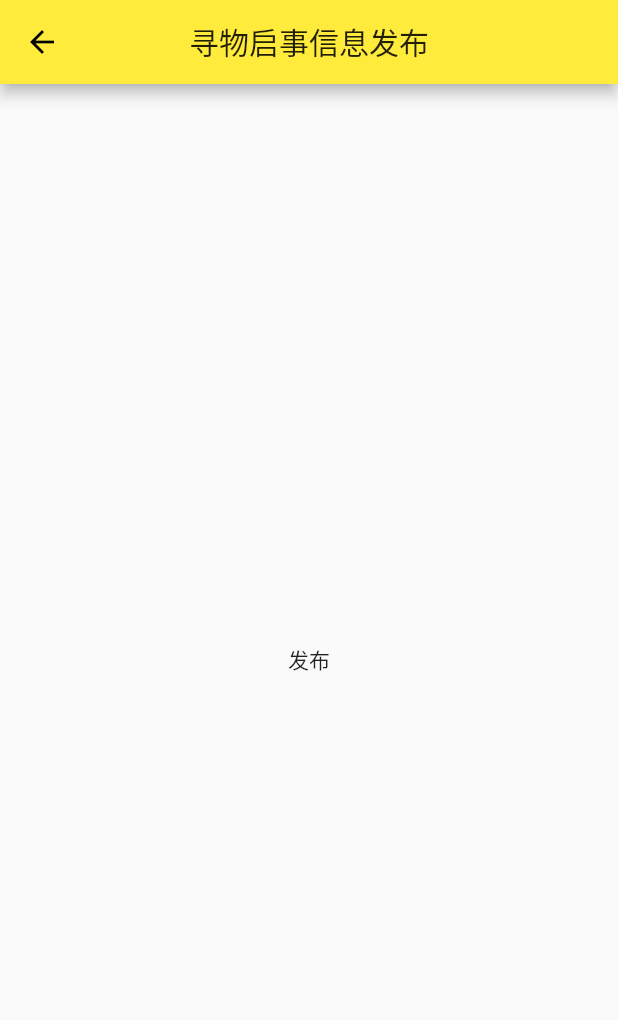
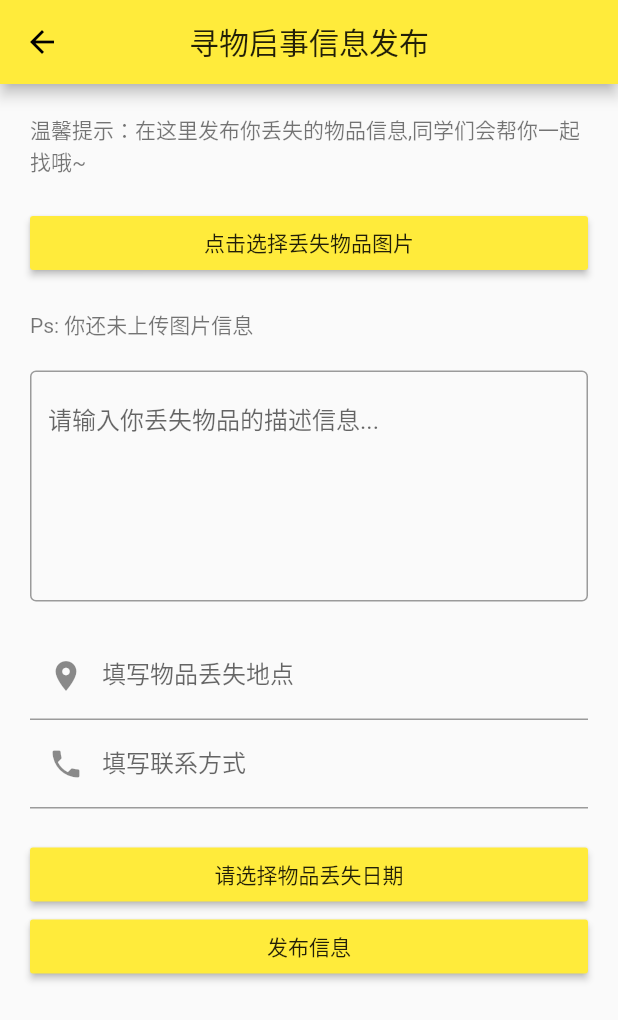
Before and after one commit to Acmenlei/school_App, a Flutter app: the LoseInfoPublish screen opened directly, on a phone screen of 412 x 824 dp. Shown: the top 1020 px of the screen. Run offline on Flutter 3.47's test engine with Material 2 defaults, Android fonts, the phone set to English and light mode, and no system bars; our stand-ins replace dio, image_picker; network calls fail.

Commit message:
寻物启事发布页编写

```diff
--- a/lib/Login/Login.dart
+++ b/lib/Login/Login.dart
@@ -19,7 +19,7 @@ class LoginState extends State<Login> {
   GlobalKey<FormState> loginFormState = GlobalKey();
   Widget build(BuildContext context) {
     return Scaffold(
-      appBar: AppBar(title: Text('工院寻物平台登陆'),centerTitle: true,),
+      appBar: AppBar(title: Text('工院校园失物招领平台'),centerTitle: true,),
       body: Padding(
           padding: EdgeInsets.all(20),
           child: Form(
@@ -83,14 +83,11 @@ class LoginState extends State<Login> {
                               "student_id": username,
                               "password": password
                             };
-                            HttpRequest.request('/user/login',
-                                    method: 'post', parmas: data)
-                                .then((value) {
-                              ProfileData profiledata =
-                                  ProfileData(value['data'][0]);
+                            HttpRequest.request('/user/login', method: 'post', parmas: data)
+                            .then((value) {
+                              ProfileData profiledata = ProfileData(value['data'][0]);
                               Navigator.pop(context); // 这个是关闭我们的dialog
-                              Navigator.pop(
-                                  context, profiledata); // 这个是返回我们的个人信息页面
+                              Navigator.pop(context, profiledata); // 这个是返回我们的个人信息页面
                             }).catchError((onError){
                               Navigator.pop(context);
                               Toast.toast(context, msg: "登陆失败,请检查账号密码后在登陆!");
--- /dev/null
+++ b/lib/Tools/GlobalState/global.dart
@@ -0,0 +1,8 @@
+class Global {
+  static int studentId;
+  static String name;
+  static destoryState(){
+    studentId = null;
+    name = null;
+  }
+}
--- a/lib/Tools/Model/profile_model.dart
+++ b/lib/Tools/Model/profile_model.dart
@@ -1,4 +1,6 @@
 // 个人信息数据模型
+import 'package:flutter_app/Tools/GlobalState/global.dart';
+
 class ProfileData {
   String name;
   String classId;
@@ -10,6 +12,8 @@ class ProfileData {
   String sex;
   ProfileData(Map<String, dynamic> data){
     this.name = data['student_name'];
+    Global.name = data['student_name'];
+    Global.studentId = data['student_id'];
     this.studentId = data['student_id'];
     this.classId = data['class_id'];
     this.head = data['head_portrait'];
--- a/lib/components/lose/losePublish.dart
+++ b/lib/components/lose/losePublish.dart
@@ -1,4 +1,8 @@
+import 'dart:io';
 import 'package:flutter/material.dart';
+import 'package:flutter_app/Tools/GlobalState/global.dart';
+import 'package:image_picker/image_picker.dart';
+import 'package:flutter_app/Tools/network/request.dart';
 
 class LoseInfoPublish extends StatefulWidget {
   @override
@@ -6,11 +10,139 @@ class LoseInfoPublish extends StatefulWidget {
 }
 
 class InfoPushlish extends State<LoseInfoPublish> {
+  final String imageUploadLocation = 'http://';
+  File imageSRC;
+  String imageServer;
+  String introduce;
+  DateTime selectedDate;
+  String place;
+  String telephone;
+  GlobalKey<FormState> losePublishkey = GlobalKey();
   @override
   Widget build(BuildContext context) {
     return Scaffold(
-      appBar: AppBar(title: Text('寻物启事信息发布'),centerTitle: true),
-      body: Center(child: Text('发布')),
+      appBar: AppBar(title: Text('寻物启事信息发布'), centerTitle: true),
+      body: Container(
+        padding: EdgeInsets.all(20),
+        child: Form(key: losePublishkey, child: getInfoPublish()),
+      ),
     );
   }
+
+  // 1. 发布信息
+  Widget getInfoPublish() {
+    return ListView(
+      children: <Widget>[
+        Text(
+          "温馨提示：在这里发布你丢失的物品信息,同学们会帮你一起找哦~",
+          style: TextStyle(color: Colors.black54),
+        ),
+        SizedBox(height: 20),
+        RaisedButton(
+          onPressed: _openPhotos,
+          child: this.imageSRC == null ? Text('点击选择丢失物品图片') : Text('已选择物品图片'),
+          color: Colors.yellow,
+        ),
+        SizedBox(height: 20),
+        imageSRC == null
+            ? Text(
+                'Ps: 你还未上传图片信息',
+                style: TextStyle(color: Colors.black54),
+              )
+            : Image.file(imageSRC),
+        SizedBox(height: 20),
+        TextFormField(
+            maxLines: 6,
+            onSaved: (value) => this.introduce = value,
+            validator: (v) {
+              if (v == null || v.length == 0) {
+                return "请输入物品的描述信息，否则将是大海捞针噢~";
+              }
+            },
+            decoration: InputDecoration(
+                hintText: "请输入你丢失物品的描述信息...",
+                border: OutlineInputBorder(borderSide: BorderSide(width: 1)))),
+        SizedBox(height: 20),
+        TextFormField(
+          onSaved: (value) => this.place = value,
+          validator: (v){
+            if(v == null || v.length == 0) {
+              return "输入地点,这样更方便查找噢";
+            }
+          },
+          decoration: InputDecoration(
+            labelText: '填写物品丢失地点',
+            prefixIcon: Icon(Icons.place),
+          ),
+        ),
+        TextFormField(
+          onSaved: (value) => this.telephone = value,
+          decoration: InputDecoration(
+            labelText: '填写联系方式',
+            prefixIcon: Icon(Icons.phone),
+          ),
+        ),
+         SizedBox(height: 20),
+        getDateWidget(),
+        RaisedButton(onPressed: _publishLoseInfo, color: Colors.yellow,child: Text('发布信息'),)
+      ],
+    );
+  }
+
+  // 2.打开相机上传图片到本地
+  void _openPhotos() async{
+    // print('打开相册');
+    // File image = await ImagePicker.pickImage(source: ImageSource.camera, maxWidth: 400);
+    File image = await ImagePicker.pickImage(source: ImageSource.gallery);
+    setState(() => this.imageSRC = image);
+  }
+
+  // 3. 日期组件
+  Widget getDateWidget() {
+    return RaisedButton(
+      onPressed: () async {
+        var result = await showDatePicker(
+            context: context,
+            initialDate: DateTime.now(),
+            firstDate: DateTime(2020),
+            lastDate: DateTime(2030),
+            builder: (context, child) {
+            return Theme(
+              data: ThemeData.dark(),
+              child: child,
+            );
+        },
+        );
+        setState(() => this.selectedDate = result);
+      },
+      child: getBtnName(),
+      color: Colors.yellow,
+    );
+  }
+  // 3. 控制日期按钮的文字显示
+  Widget getBtnName(){
+    return this.selectedDate == null ? Text('请选择物品丢失日期'): Text('已选择');
+  }
+  // 4. 发布信息
+  void _publishLoseInfo() {
+    losePublishkey.currentState.save();
+    losePublishkey.currentState.validate();
+    // 判断是否输入
+    if(this.imageSRC == null || this.introduce == null || this.introduce.length == 0 || this.place == null||
+    this.place.length == 0 || this.telephone == null || this.telephone.length != 11 || this.selectedDate ==null
+    ) return;
+    // print(Global.name);
+    // print('图片信息:$imageSRC，描述信息：$introduce，丢失地点：$place ，联系方式：$telephone, 丢失日期：$selectedDate');
+    Map<String, dynamic> loseInfoData = {
+      "loser": Global.name,
+      "lose_telephone": this.telephone,
+      "lose_img": File(this.imageSRC.path),
+      "lose_introduce": this.introduce,
+      "lose_place": this.place,
+      "lose_time": this.selectedDate
+    };
+    HttpRequest.request('/lose/loseInfo_publish', method: 'post', parmas: loseInfoData)
+    .then((value) => print(value))
+    .catchError((onError) => print(onError));
+  }
 }
--- a/lib/components/profile/profile.dart
+++ b/lib/components/profile/profile.dart
@@ -1,5 +1,6 @@
 import 'package:flutter/material.dart';
 import 'package:flutter_app/Login/Login.dart';
+import 'package:flutter_app/Tools/GlobalState/global.dart';
 import 'package:flutter_app/Tools/LoadingDialog/LoadingDialog.dart';
 import 'package:flutter_app/Tools/Model/profile_model.dart';
 import 'package:flutter_app/Tools/Toast/Toast.dart';
@@ -173,6 +174,7 @@ class Profilecontent extends State<ProfilePage> {
       // 退出成功
       Navigator.pop(context);
       Navigator.pop(context);
+      Global.destoryState(); // 清除个人信息
       // 给个提示框
       Toast.toast(context, msg: value['message']);
       });
--- a/pubspec.yaml
+++ b/pubspec.yaml
@@ -29,6 +29,7 @@ dependencies:
   # Use with the CupertinoIcons class for iOS style icons.
   cupertino_icons: ^0.1.3
   dio: ^3.0.9
+  image_picker: ^0.6.6+1
 dev_dependencies:
   flutter_test:
     sdk: flutter
```
Also changed, not shown: lib/Register/regiter.dart (+5 -5 lines), lib/Tools/network/request.dart (+11 -0 lines), pubspec.lock.
